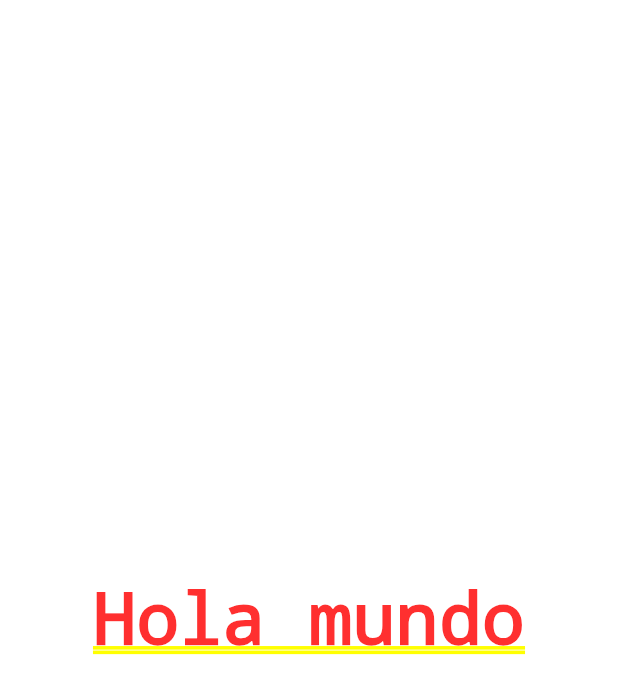
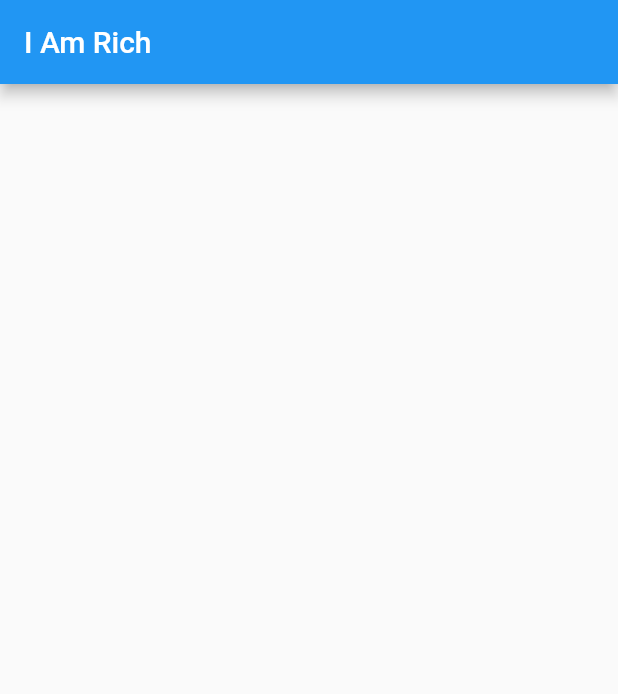
Before and after one commit to d2416/i_am_rich, a Flutter app: the screen it shows after launch, on a phone screen of 412 x 824 dp. Shown: the top 694 px of the screen. Run offline on Flutter 3.47's test engine with Material 2 defaults, Android fonts, the phone set to English and light mode, and no system bars.

Commit message:
Replace welcome message by Scaffold widget with AppBar widget title

```diff
--- a/lib/main.dart
+++ b/lib/main.dart
@@ -2,8 +2,10 @@ import 'package:flutter/material.dart';
 
 void main() => runApp(
       MaterialApp(
-        home: Center(
-          child: Text("Hola mundo"),
+        home: Scaffold(
+          appBar: AppBar(
+            title: Text("I Am Rich"),
+          ),
         ),
       ),
     );
```
